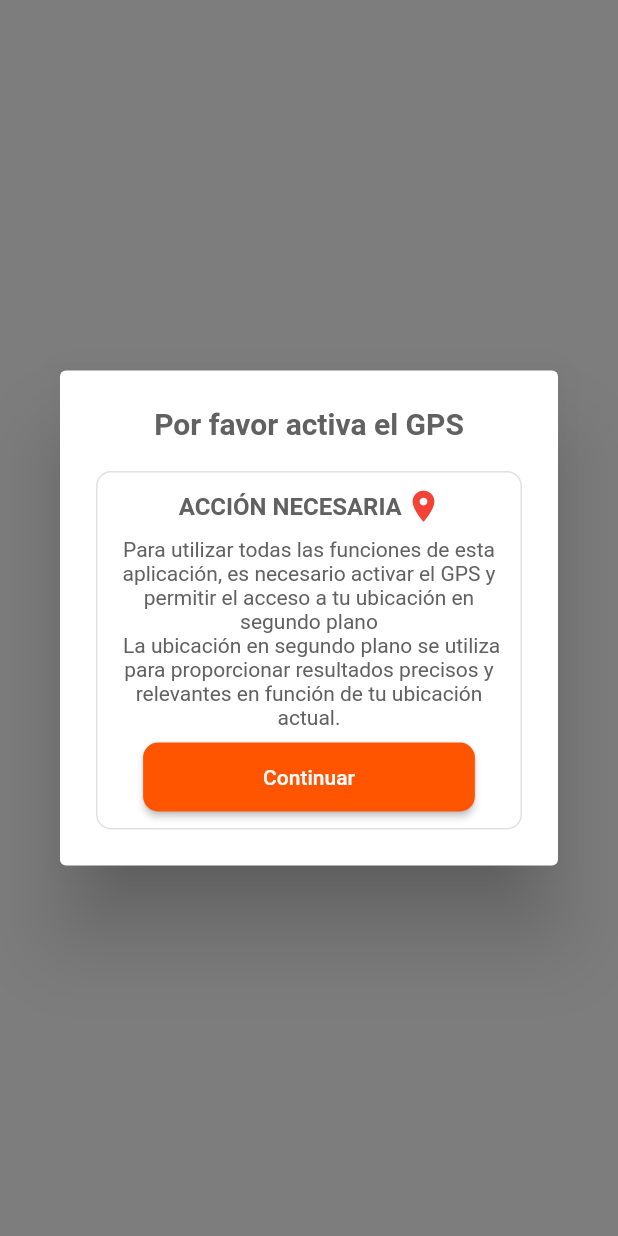
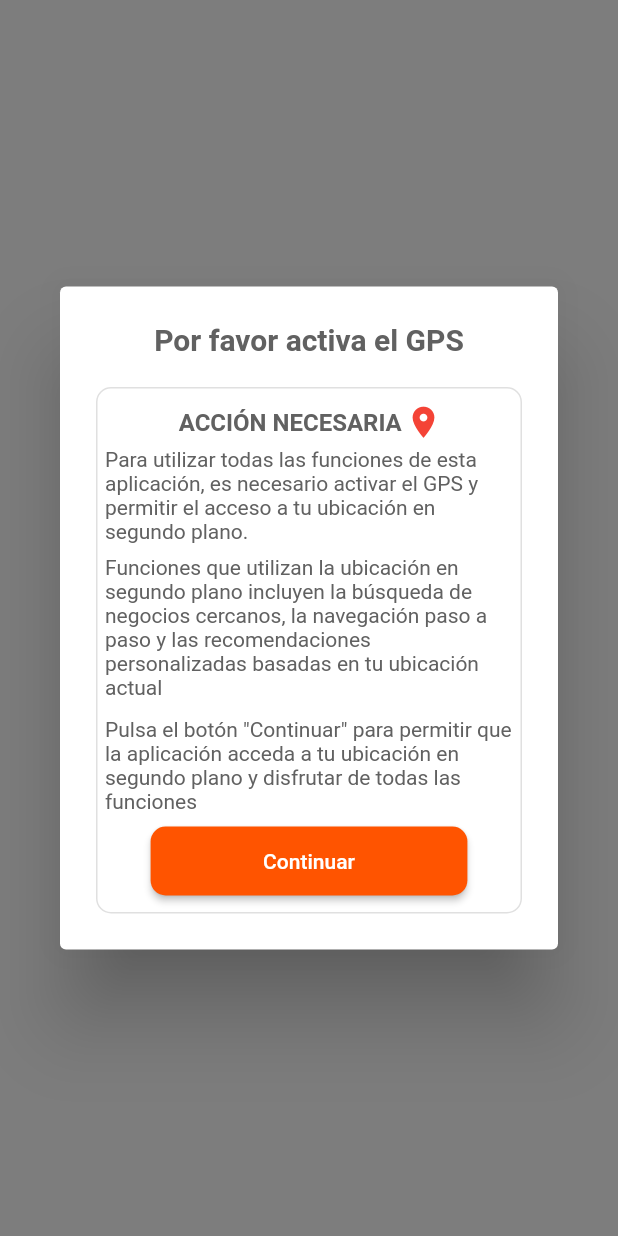
Before and after one commit to LarzlRael/motoveloz.app, a Flutter app: what requestGPSactivation() shows on an empty page, opened directly with empty values, on a phone screen of 412 x 824 dp. Run offline on Flutter 3.47's test engine with Material 2 defaults, Android fonts, the light colour scheme and no system bars; our stand-ins replace geolocator, permission_handler, shared_preferences, sqflite, webview_flutter; accounts and stored records are empty.

Commit message:
Se corrio el mensaje para pedir la ubicacion segun lo que pide google play

```diff
--- a/lib/dialogs/confirm_dialog.dart
+++ b/lib/dialogs/confirm_dialog.dart
@@ -93,9 +93,28 @@ requestGPSactivation(
             ),
             SimpleText(
               text:
-                  "Para utilizar todas las funciones de esta aplicación, es necesario activar el GPS y permitir el acceso a tu ubicación en segundo plano                  \n La ubicación en segundo plano se utiliza para proporcionar resultados precisos y relevantes en función de tu ubicación actual.",
+                  "Para utilizar todas las funciones de esta aplicación, es necesario activar el GPS y permitir el acceso a tu ubicación en segundo plano.",
               fontSize: 14,
-              textAlign: TextAlign.center,
+              fontWeight: FontWeight.w400,
+              lightColor: Colors.grey[700],
+              padding: EdgeInsets.symmetric(
+                vertical: 4,
+              ),
+            ),
+            SimpleText(
+              text:
+                  "Funciones que utilizan la ubicación en segundo plano incluyen la búsqueda de negocios cercanos, la navegación paso a paso y las recomendaciones personalizadas basadas en tu ubicación actual",
+              fontSize: 14,
+              fontWeight: FontWeight.w400,
+              lightColor: Colors.grey[700],
+              padding: EdgeInsets.symmetric(
+                vertical: 4,
+              ),
+            ),
+            SimpleText(
+              text:
+                  "Pulsa el botón \"\Continuar\"\ para permitir que la aplicación acceda a tu ubicación en segundo plano y disfrutar de todas las funciones",
+              fontSize: 14,
               fontWeight: FontWeight.w400,
               lightColor: Colors.grey[700],
               padding: EdgeInsets.symmetric(
@@ -110,7 +129,7 @@ requestGPSactivation(
                   borderRadius: BorderRadius.circular(10),
                 ),
                 padding: EdgeInsets.symmetric(
-                  horizontal: 80,
+                  horizontal: 75,
                   vertical: 15,
                 ),
               ),
--- a/lib/pages/pages.dart
+++ b/lib/pages/pages.dart
@@ -3,15 +3,15 @@ import 'package:WaraShops/data/constants.dart';
 import 'package:geolocator/geolocator.dart';
 import 'package:provider/provider.dart';
 
-import '../helpers/helpers.dart';
-import '../utils/utils.dart';
 import 'package:flutter/material.dart';
 import 'package:WaraShops/data/shop_data.dart';
 import 'package:WaraShops/widgets/widgets.dart';
 import 'package:webview_flutter/webview_flutter.dart';
 import 'package:permission_handler/permission_handler.dart';
+import '../helpers/helpers.dart';
+import '../utils/utils.dart';
+
 part 'shops_lists_page.dart';
 part 'web_view_page.dart';
-
 part 'acceso_gps_page.dart';
 part 'loading_page.dart';
--- a/pubspec.yaml
+++ b/pubspec.yaml
@@ -15,7 +15,7 @@ publish_to: 'none' # Remove this line if you wish to publish to pub.dev
 # In iOS, build-name is used as CFBundleShortVersionString while build-number used as CFBundleVersion.
 # Read more about iOS versioning at
 # https://developer.apple.com/library/archive/documentation/General/Reference/InfoPlistKeyReference/Articles/CoreFoundationKeys.html
-version: 2.1.6+1
+version: 2.1.7+1
 
 environment:
   sdk: '>=2.17.6 <3.0.0'
```
Also changed, not shown: lib/pages/shops_lists_page.dart (+18 -1 lines), 1 other file.
